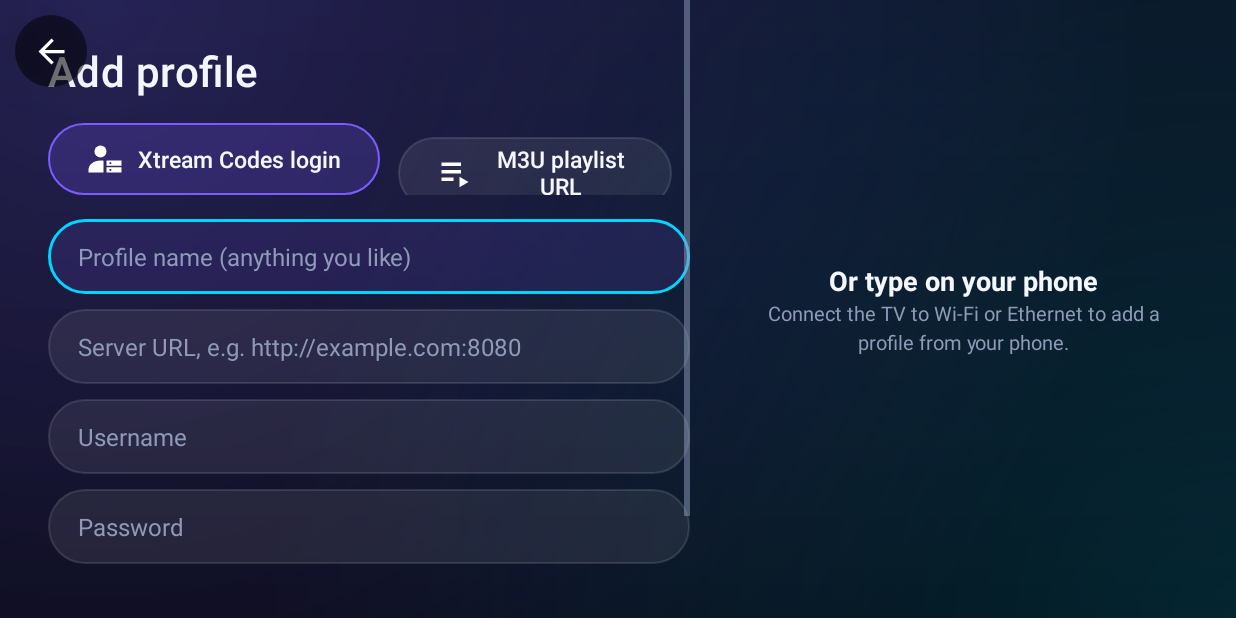
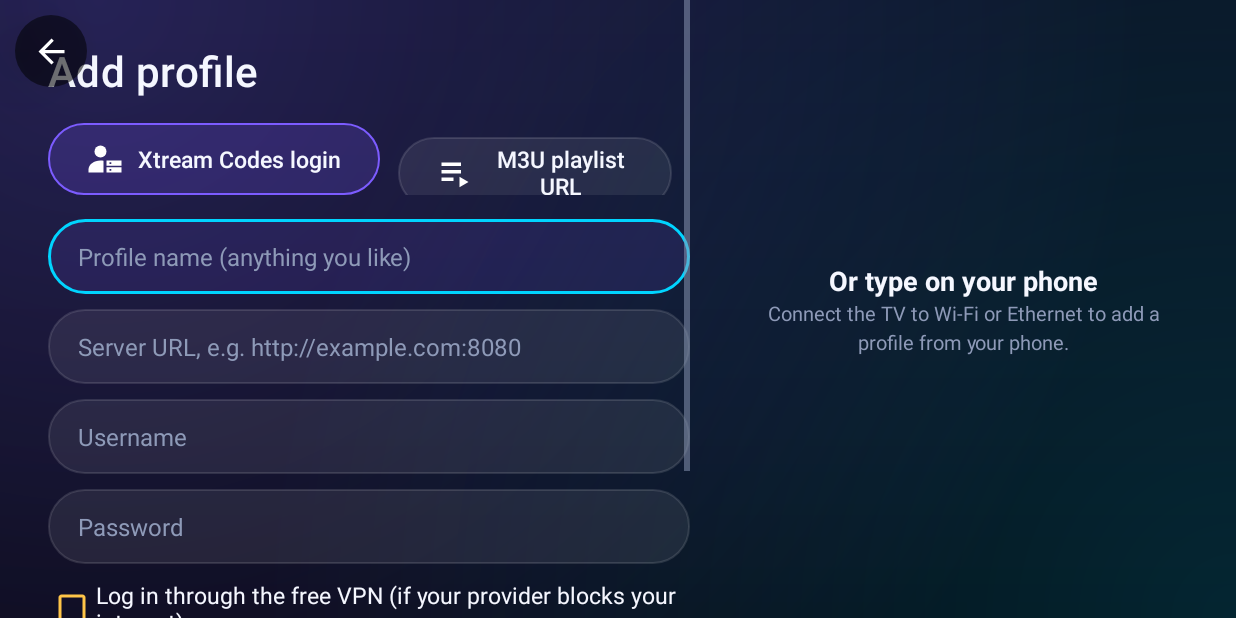
Before and after one commit to mahmouddabash/streambox-tv, an Android app: the ProfilesActivity screen opened directly, with no data from a screen before it, after a tap on "+ Add profile", on a phone screen of 824 x 412 dp (held sideways). Run offline under Robolectric (Android 15) with nearby library versions, the phone set to English and light mode, and no system bars; network calls fail; pictures from the network do not load.

Commit message:
Free VPN from Home, the profile list and the login screen
• Home top bar: new shield icon to switch the free VPN on/off (dimmed when off); turning it on reloads your content through it.
• Profile list: "Free VPN: on/off" button next to "+ Add profile".
• Add profile (login): "Log in through the free VPN" check box — the VPN is connected first, then the login is checked through it.
• Switching on now confirms the tunnel really works, trying every entry point before giving up.

Co-Authored-By: Claude Opus 5.5 <noreply@anthropic.com>
Claude-Session: https://claude.ai/code/session_01FM1PgQnu37ja1RUH6EKiBY

```diff
--- a/app/src/main/java/com/streambox/tv/ui/ProfilesActivity.kt
+++ b/app/src/main/java/com/streambox/tv/ui/ProfilesActivity.kt
@@ -15,6 +15,7 @@ import com.streambox.tv.data.Prefs
 import com.streambox.tv.data.Repo
 
 class ProfilesActivity : AppCompatActivity() {
+    private val vpnSwitch = VpnSwitch(this)
     override fun attachBaseContext(newBase: android.content.Context) = super.attachBaseContext(zoomed(newBase))
 
 
@@ -30,6 +31,9 @@ class ProfilesActivity : AppCompatActivity() {
         empty = findViewById(R.id.empty)
         btnAdd = findViewById(R.id.btnAdd)
         btnAdd.setOnClickListener { startActivity(Intent(this, AddProfileActivity::class.java)) }
+        val btnVpn = findViewById<android.widget.Button>(R.id.btnVpn)
+        btnVpn.text = vpnSwitch.label
+        btnVpn.setOnClickListener { vpnSwitch.toggle { btnVpn.text = vpnSwitch.label } }
 
         adapter = SimpleAdapter(
             R.layout.item_two_line,
--- a/app/src/main/java/com/streambox/tv/ui/Tr.kt
+++ b/app/src/main/java/com/streambox/tv/ui/Tr.kt
@@ -756,6 +756,12 @@ object Tr {
         "This channel can't go back" to "لا يمكن الرجوع في هذه القناة",
         "Back to live in the menu" to "العودة للبث المباشر من القائمة",
         "Skip intro" to "تخطي المقدمة",
+        "🛡  Free VPN: on" to "🛡  VPN مجاني: مفعّل",
+        "🛡  Free VPN: off" to "🛡  VPN مجاني: متوقف",
+        "🛡  Free VPN" to "🛡  VPN مجاني",
+        "Free VPN" to "VPN مجاني",
+        "no entry point works on this network" to "لا توجد نقطة دخول تعمل على هذه الشبكة",
+        "Log in through the free VPN (if your provider blocks your internet)" to "تسجيل الدخول عبر الـ VPN المجاني (إن كان مزوّدك يحظر الإنترنت لديك)",
         "OK = test all and use the fastest" to "OK = اختبر الكل واستخدم الأسرع",
         "Testing every free VPN entry point… (about 20 s)" to "جارٍ اختبار كل نقاط دخول الـ VPN المجاني… (نحو 20 ثانية)",
         "doesn't work here" to "لا يعمل هنا",
--- /dev/null
+++ b/app/src/main/res/drawable/ic_vpn_nav.xml
@@ -0,0 +1,5 @@
+<?xml version="1.0" encoding="utf-8"?>
+<vector xmlns:android="http://schemas.android.com/apk/res/android"
+    android:width="22dp" android:height="22dp" android:viewportWidth="24" android:viewportHeight="24" android:tint="@color/nav_text">
+    <path android:fillColor="#FFFFFF" android:pathData="M12,1L3,5v6c0,5.55 3.84,10.74 9,12 5.16,-1.26 9,-6.45 9,-12V5L12,1zM10,17l-4,-4 1.41,-1.41L10,14.17l6.59,-6.59L18,9l-8,8z" />
+</vector>
--- a/app/src/main/res/layout/activity_add_profile.xml
+++ b/app/src/main/res/layout/activity_add_profile.xml
@@ -98,6 +98,16 @@
                 android:inputType="textUri" />
         </LinearLayout>
 
+        <CheckBox
+            android:id="@+id/useVpn"
+            android:layout_width="wrap_content"
+            android:layout_height="wrap_content"
+            android:layout_marginBottom="8dp"
+            android:buttonTint="@color/gold"
+            android:text="Log in through the free VPN (if your provider blocks your internet)"
+            android:textColor="@color/text"
+            android:textSize="15sp" />
+
         <TextView
             android:id="@+id/status"
             android:layout_width="match_parent"
--- a/app/src/main/res/layout/activity_home.xml
+++ b/app/src/main/res/layout/activity_home.xml
@@ -105,6 +105,7 @@
             <Button android:id="@+id/tileRec" style="@style/IconBtn" android:drawableStart="@drawable/ic_rec_nav" />
             <Button android:id="@+id/tileRefresh" style="@style/IconBtn" android:drawableStart="@drawable/ic_refresh_nav" />
             <Button android:id="@+id/tileMore" style="@style/IconBtn" android:drawableStart="@drawable/ic_more_nav" />
+            <Button android:id="@+id/tileVpn" style="@style/IconBtn" android:drawableStart="@drawable/ic_vpn_nav" />
             <Button android:id="@+id/tileSettings" style="@style/IconBtn" android:drawableStart="@drawable/ic_settings_nav" />
             <Button android:id="@+id/tileProfiles" style="@style/IconBtn" android:drawableStart="@drawable/ic_profiles_nav" />
 
--- a/app/src/main/res/layout/activity_profiles.xml
+++ b/app/src/main/res/layout/activity_profiles.xml
@@ -17,6 +17,12 @@
             android:layout_height="wrap_content"
             android:layout_weight="1"
             android:text="Choose a profile" />
+
+        <Button
+            android:id="@+id/btnVpn"
+            style="@style/Btn"
+            android:layout_marginEnd="12dp"
+            android:text="🛡  Free VPN" />
 
         <Button
             android:id="@+id/btnAdd"
```
Also changed, not shown: app/src/main/java/com/streambox/tv/ui/AddProfileActivity.kt (+13 -0 lines), app/src/main/java/com/streambox/tv/ui/HomeActivity.kt (+6 -1 lines), app/src/main/java/com/streambox/tv/ui/VpnSwitch.kt (added, +57 -0 lines).
